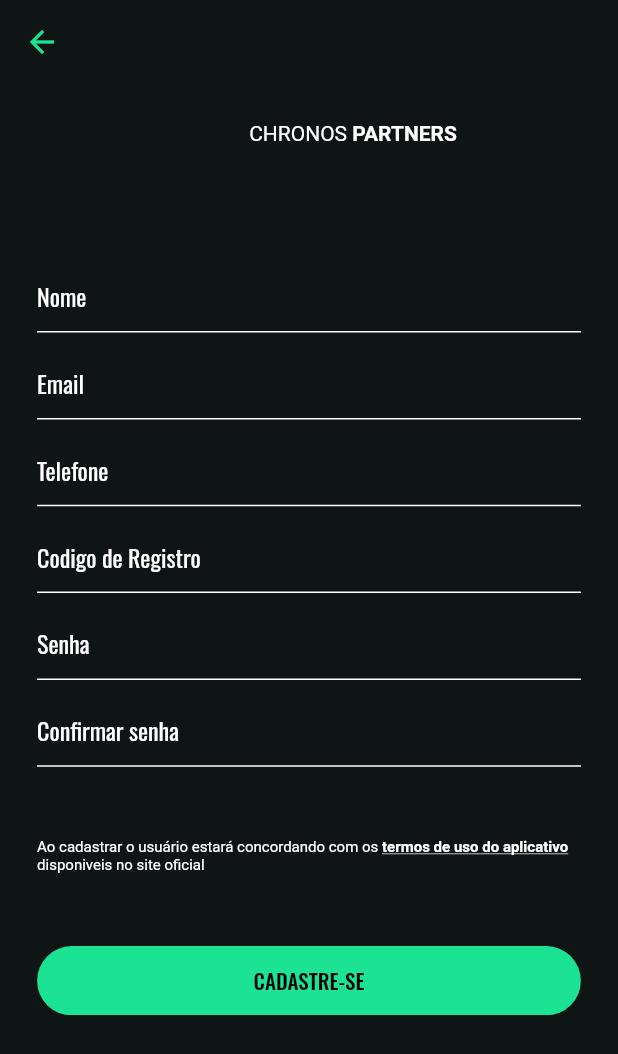
After one commit to felipedelucanogueira/hero_software_test, a Flutter app: the RegisterScreen screen opened by its route, on a phone screen of 412 x 824 dp. The commit adds this screen. Shown: the top 1054 px of the screen. Run offline on Flutter 3.47's test engine with Material 2 defaults, Android fonts, the phone set to English and light mode, and no system bars; our stand-ins replace dio, flutter_secure_storage, flutter_svg, google_fonts; missing offline and left inert: validatorless; accounts and stored records are empty.

Commit message:
feat: register flow

```diff
--- /dev/null
+++ b/lib/components/forms/form_component.dart
@@ -0,0 +1,212 @@
+import 'package:flutter/material.dart';
+import 'package:hero_software_test/components/user_terms_component.dart';
+import 'package:hero_software_test/features/register_screen/register_controller.dart';
+import 'package:validatorless/validatorless.dart';
+
+import '../../values/colors.dart';
+import '../../values/decorations.dart';
+import '../../values/strings.dart';
+import '../../values/validators.dart';
+
+class RegisterFormComponent extends StatefulWidget {
+  const RegisterFormComponent({Key? key}) : super(key: key);
+
+  @override
+  State<RegisterFormComponent> createState() =>
+      _CreateAccountFormComponentState();
+}
+
+class _CreateAccountFormComponentState extends State<RegisterFormComponent> {
+  final _formKey = GlobalKey<FormState>();
+  final _nameController = TextEditingController();
+  final _emailController = TextEditingController();
+  final _phoneController = TextEditingController();
+  final _registryController = TextEditingController();
+  final _passwordController = TextEditingController();
+  final _confirmPasswordController = TextEditingController();
+  final _controller = RegisterController();
+
+  var registry = '';
+  var name = '';
+  var phone = '';
+  var email = '';
+  var password = '';
+  var confirmPassword = '';
+  var _isVisible = true;
+
+  @override
+  Widget build(BuildContext context) {
+    return Form(
+      key: _formKey,
+      child: Padding(
+        padding: EdgeInsets.symmetric(
+            horizontal: MediaQuery.of(context).size.width * 0.06),
+        child: Column(
+          children: [
+            TextFormField(
+              validator: Validatorless.required(Strings.emptyName),
+              style: const TextStyle(color: AppColors.white),
+              controller: _nameController,
+              decoration: Decorations.inputDecoration(
+                hintText: Strings.nameHint,
+              ),
+              onSaved: (value) => name = value!,
+            ),
+            SizedBox(
+              height: MediaQuery.of(context).size.height * 0.012,
+            ),
+            TextFormField(
+              validator: Validatorless.multiple(
+                [
+                  Validatorless.required(Strings.emptyEmail),
+                  Validatorless.email(Strings.invalidEmail),
+                ],
+              ),
+              style: TextStyle(color: AppColors.white.withOpacity(.7)),
+              controller: _emailController,
+              decoration: Decorations.inputDecoration(
+                hintText: Strings.emailHint,
+              ),
+              onSaved: (value) => email = value!,
+            ),
+            SizedBox(
+              height: MediaQuery.of(context).size.height * 0.012,
+            ),
+            TextFormField(
+              validator: Validatorless.required(Strings.emptyPhone),
+              keyboardType: TextInputType.number,
+              style: const TextStyle(color: AppColors.white),
+              controller: _phoneController,
+              decoration: Decorations.inputDecoration(
+                hintText: Strings.phoneHint,
+              ),
+              onSaved: (value) => phone = value!,
+            ),
+            SizedBox(
+              height: MediaQuery.of(context).size.height * 0.012,
+            ),
+            TextFormField(
+              style: const TextStyle(color: AppColors.white),
+              controller: _registryController,
+              decoration: Decorations.inputDecoration(
+                hintText: Strings.registryHint,
+              ),
+              onSaved: (value) => registry = value!,
+            ),
+            SizedBox(
+              height: MediaQuery.of(context).size.height * 0.012,
+            ),
+            TextFormField(
+              validator: Validatorless.required('Strings.emptyPassword'),
+              style: TextStyle(color: AppColors.white.withOpacity(.7)),
+              obscureText: !_isVisible,
+              controller: _passwordController,
+              decoration: Decorations.inputDecoration(
+                hintText: Strings.passwordHint,
+                sufixIcon:
+                    _isVisible ? Icons.remove_red_eye : Icons.visibility_off,
+                onPressed: () {
+                  setState(
+                    () {
+                      _isVisible = !_isVisible;
+                    },
+                  );
+                },
+              ),
+              onSaved: (value) => password = value!,
+            ),
+            SizedBox(
+              height: MediaQuery.of(context).size.height * 0.012,
+            ),
+            TextFormField(
+              style: TextStyle(color: AppColors.white.withOpacity(.7)),
+              obscureText: !_isVisible,
+              validator: Validatorless.multiple([
+                Validators.compare(
+                    _passwordController, Strings.differentPasswords),
+                Validatorless.required(Strings.differentPasswords),
+              ]),
+              controller: _confirmPasswordController,
+              decoration: Decorations.inputDecoration(
+                hintText: Strings.confirmPasswordHint,
+                sufixIcon:
+                    _isVisible ? Icons.remove_red_eye : Icons.visibility_off,
+                onPressed: () {
+                  setState(
+                    () {
+                      _isVisible = !_isVisible;
+                    },
+                  );
+                },
+              ),
+              onSaved: (value) => confirmPassword = value!,
+            ),
+            SizedBox(
+              height: MediaQuery.of(context).size.height * 0.058,
+            ),
+            const UserTermsComponent(),
+            SizedBox(
+              height: MediaQuery.of(context).size.height * 0.058,
+            ),
+            SizedBox(
+              width: MediaQuery.of(context).size.width * 1,
+              height: MediaQuery.of(context).size.height * 0.056,
+              child: ClipRRect(
+                borderRadius: BorderRadius.circular(40),
+                child: ElevatedButton(
+                  style: ElevatedButton.styleFrom(primary: AppColors.primary),
+                  onPressed: () async {
+                    if (_formKey.currentState!.validate()) {
+                      try {
+                        await _controller.register(
+                          name: _nameController.text,
+                          email: _emailController.text,
+                          phone: _phoneController.text,
+                          registry: _registryController.text,
+                          password: _passwordController.text,
+                        );
+                        ScaffoldMessenger.of(context).showSnackBar(
+                          const SnackBar(
+                            backgroundColor: AppColors.primary,
+                            content: Text(
+                              Strings.accountCreated,
+                              style: TextStyle(color: AppColors.white),
+                            ),
+                          ),
+                        );
+                        Navigator.pop(context);
+                      } catch (e) {
+                        ScaffoldMessenger.of(context).showSnackBar(
+                          SnackBar(
+                            content: Text(e.toString()),
+                          ),
+                        );
+                      }
+                    }
+                  },
+                  child: Text(
+                    Strings.register.toUpperCase(),
+                    style: const TextStyle(color: Colors.black),
+                  ),
+                ),
+              ),
+            ),
+            SizedBox(
+              height: MediaQuery.of(context).size.height * 0.058,
+            ),
+          ],
+        ),
+      ),
+    );
+  }
+
+  @override
+  void dispose() {
+    super.dispose();
+    _registryController.dispose();
+    _phoneController.dispose();
+    _nameController.dispose();
+    _emailController.dispose();
+    _passwordController.dispose();
+  }
+}
--- /dev/null
+++ b/lib/components/logo_component.dart
@@ -0,0 +1,44 @@
+import 'package:flutter/material.dart';
+import 'package:flutter_svg/svg.dart';
+
+import '../values/colors.dart';
+import '../values/strings.dart';
+
+class Logo extends StatelessWidget {
+  const Logo({Key? key}) : super(key: key);
+
+  @override
+  Widget build(BuildContext context) {
+    return Row(
+      mainAxisSize: MainAxisSize.min,
+      children: [
+        SvgPicture.asset(
+          'assets/images/logo.svg',
+          height: MediaQuery.of(context).size.height * 0.08,
+        ),
+        RichText(
+          text: TextSpan(
+            text: Strings.chronos.toUpperCase(),
+            children: [
+              const TextSpan(
+                text: ' ',
+                style: TextStyle(
+                  fontSize: 14,
+                  color: AppColors.white,
+                ),
+              ),
+              TextSpan(
+                text: Strings.partners.toUpperCase(),
+                style: const TextStyle(
+                  fontWeight: FontWeight.bold,
+                  color: AppColors.white,
+                ),
+              ),
+            ],
+            style: const TextStyle(color: AppColors.white, fontSize: 14),
+          ),
+        ),
+      ],
+    );
+  }
+}
--- /dev/null
+++ b/lib/components/user_terms_component.dart
@@ -0,0 +1,53 @@
+import 'package:flutter/material.dart';
+
+import '../values/colors.dart';
+import '../values/strings.dart';
+
+class UserTermsComponent extends StatelessWidget {
+  const UserTermsComponent({Key? key}) : super(key: key);
+
+  @override
+  Widget build(BuildContext context) {
+    return RichText(
+      text: const TextSpan(
+        text: Strings.userTermsPrefix,
+        style: TextStyle(
+          fontSize: 10,
+          color: AppColors.white,
+        ),
+        children: [
+          TextSpan(
+            text: ' ',
+            style: TextStyle(
+              fontSize: 10,
+              color: AppColors.white,
+            ),
+          ),
+          TextSpan(
+            text: Strings.userTerms,
+            style: TextStyle(
+              fontSize: 10,
+              color: AppColors.white,
+              decoration: TextDecoration.underline,
+              fontWeight: FontWeight.bold,
+            ),
+          ),
+          TextSpan(
+            text: ' ',
+            style: TextStyle(
+              fontSize: 10,
+              color: AppColors.white,
+            ),
+          ),
+          TextSpan(
+            text: Strings.userTermsSuffix,
+            style: TextStyle(
+              fontSize: 10,
+              color: AppColors.white,
+            ),
+          ),
+        ],
+      ),
+    );
+  }
+}
--- /dev/null
+++ b/lib/features/register_screen/register_controller.dart
@@ -0,0 +1,23 @@
+import 'package:dio/dio.dart';
+import 'package:hero_software_test/repositories/register_repository.dart';
+
+class RegisterController {
+  static final Dio dio = Dio();
+  final RegisterRepository _registerRepository = RegisterRepository(dio);
+
+  Future<void> register({
+    required String email,
+    required String password,
+    required String name,
+    required String phone,
+    final String registry = '',
+  }) async {
+    await _registerRepository.register(
+      name: name,
+      email: email,
+      phone: phone,
+      password: password,
+      registry: registry,
+    );
+  }
+}
--- /dev/null
+++ b/lib/features/register_screen/register_screen.dart
@@ -0,0 +1,39 @@
+import 'package:flutter/material.dart';
+import 'package:hero_software_test/components/forms/form_component.dart';
+import 'package:hero_software_test/components/logo_component.dart';
+import 'package:hero_software_test/values/colors.dart';
+
+class RegisterScreen extends StatelessWidget {
+  const RegisterScreen({Key? key}) : super(key: key);
+
+  @override
+  Widget build(BuildContext context) {
+    return Scaffold(
+      appBar: AppBar(
+        elevation: 0.0,
+        backgroundColor: AppColors.blackBackground,
+        iconTheme: const IconThemeData(color: AppColors.primary),
+        centerTitle: true,
+      ),
+      backgroundColor: AppColors.blackBackground,
+      body: SingleChildScrollView(
+        physics: const ClampingScrollPhysics(),
+        child: SizedBox(
+          height: MediaQuery.of(context).size.height,
+          child: Column(
+            children: const [
+              Logo(),
+              Spacer(
+                flex: 1,
+              ),
+              RegisterFormComponent(),
+              Spacer(
+                flex: 3,
+              ),
+            ],
+          ),
+        ),
+      ),
+    );
+  }
+}
--- a/lib/main.dart
+++ b/lib/main.dart
@@ -1,5 +1,6 @@
 import 'package:flutter/material.dart';
 import 'package:google_fonts/google_fonts.dart';
+import 'package:hero_software_test/features/register_screen/register_screen.dart';
 
 import 'features/home_screen/home_screen.dart';
 import 'features/login_screen/login_screen.dart';
@@ -33,6 +34,7 @@
         '/': (context) => const SplashScreen(),
         '/home': (context) => HomeScreen(),
         '/login': (context) => const LoginScreen(),
+        '/register': (context) => RegisterScreen(),
       },
     );
   }
--- /dev/null
+++ b/lib/values/decorations.dart
@@ -0,0 +1,17 @@
+import 'package:flutter/material.dart';
+import 'package:hero_software_test/values/strings.dart';
+
+import 'colors.dart';
+
+abstract class Decorations {
+  static InputDecoration inputDecoration(
+      {String? hintText, IconData? sufixIcon, VoidCallback? onPressed}) {
+    return InputDecoration(
+      hintText: hintText,
+      hintStyle: const TextStyle(color: AppColors.white),
+      enabledBorder: const UnderlineInputBorder(
+        borderSide: BorderSide(color: AppColors.white),
+      ),
+    );
+  }
+}
--- a/lib/values/strings.dart
+++ b/lib/values/strings.dart
@@ -6,22 +6,37 @@
       '© Chronos Partners - Todos os direitos reservados';
 
   //register and login
+
   static const nameHint = 'Nome';
   static const loginButton = 'Entrar';
+  static const createAccount = "Criar conta";
+  static const accountCreated = "Conta criada com sucesso";
+
+  static const phoneHint = 'Telefone';
+  static const emptyPhone = 'Preencha o telefone';
+  static const invalidPhone = 'Telefone inválido';
+  static const registry = 'Registro';
+
   static const emailHint = 'Email';
   static const passwordHint = 'Senha';
   static const cellphoneHint = 'Telefone';
+  static const differentPasswords = "Senhas não conferem";
+  static const invalidEmail = "E-mail inválido";
+
   static const registryHint = 'Codigo de Registro';
   static const logoutButton = 'Sair';
 
+  static const emptyEmail = "E-mail não pode estar vazio";
+  static const emptyPassword = "Senha não pode estar vazia";
+  static const emptyName = "Nome não pode estar vazio";
   static const confirmPasswordHint = 'Confirmar senha';
   static const register = 'Cadastre-se';
   static const forgotPassword = 'Esqueci minha senha';
 
   static const userTermsPrefix =
-      'ao cadastrar o usuário estará concordando com os';
+      'Ao cadastrar o usuário estará concordando com os';
   static const userTerms = 'termos de uso do aplicativo';
-  static const userTermsSufix = 'disponiveis no site oficial';
+  static const userTermsSuffix = 'disponiveis no site oficial';
 
   //forgot password
   static const resetPasswordTitle =
--- /dev/null
+++ b/lib/values/validators.dart
@@ -0,0 +1,14 @@
+import 'package:flutter/material.dart';
+
+abstract class Validators {
+  static FormFieldValidator compare(
+      TextEditingController? valueEC, String message) {
+    return (value) {
+      final valueCompare = valueEC?.text ?? '';
+      if (value == null || (value != null && value != valueCompare)) {
+        return message;
+      }
+      return null;
+    };
+  }
+}
--- a/pubspec.yaml
+++ b/pubspec.yaml
@@ -38,6 +38,7 @@
   flutter_secure_storage: ^5.0.2
   dio: ^4.0.6
   google_fonts: ^3.0.1
+  validatorless: ^1.2.1
 
 dev_dependencies:
   flutter_test:
```
Also changed, not shown: lib/features/login_screen/login_screen.dart (+17 -5 lines), lib/models/register_model.dart (renamed from lib/models/create_user_model.dart, +6 -6 lines), lib/repositories/register_repository.dart (added, +34 -0 lines), pubspec.lock.
